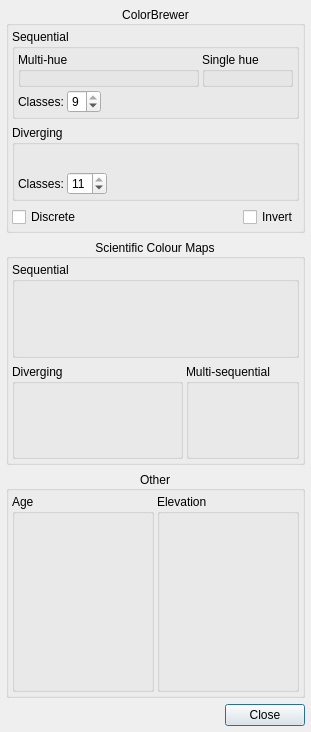
GPlates/GPlates, file src/qt-widgets/ChooseBuiltinPaletteDialogUi.ui: the form before one commit.
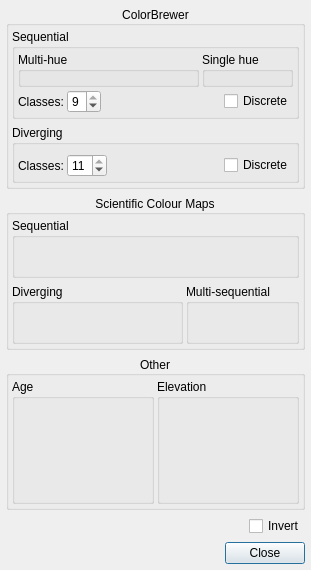
The form after the commit. Icons and pictures are not drawn.

Commit message:
All builtin palettes can be inverted (not just ColorBrewer).
Moved invert button to the bottom. And now have two discrete buttons
for ColorBrewer sequential and diverging (instead of one for both).

What changed in the file:
```diff
--- a/src/qt-widgets/ChooseBuiltinPaletteDialogUi.ui
+++ b/src/qt-widgets/ChooseBuiltinPaletteDialogUi.ui
@@ -7,7 +7,7 @@
     <x>0</x>
     <y>0</y>
     <width>311</width>
-    <height>732</height>
+    <height>570</height>
    </rect>
   </property>
   <property name="windowTitle">
@@ -228,6 +228,13 @@
              </property>
             </spacer>
            </item>
+           <item>
+            <widget class="QCheckBox" name="colorbrewer_sequential_discrete_checkbox">
+             <property name="text">
+              <string>Discrete</string>
+             </property>
+            </widget>
+           </item>
           </layout>
          </item>
         </layout>
@@ -326,45 +333,18 @@
              </property>
             </spacer>
            </item>
+           <item>
+            <widget class="QCheckBox" name="colorbrewer_diverging_discrete_checkbox">
+             <property name="text">
+              <string>Discrete</string>
+             </property>
+            </widget>
+           </item>
           </layout>
          </item>
         </layout>
        </widget>
       </item>
-      <item>
-       <layout class="QHBoxLayout" name="colorbrewer_discrete_invert_layout">
-        <property name="spacing">
-         <number>3</number>
-        </property>
-        <item>
-         <widget class="QCheckBox" name="colorbrewer_discrete_checkbox">
-          <property name="text">
-           <string>Discrete</string>
-          </property>
-         </widget>
-        </item>
-        <item>
-         <spacer name="horizontalSpacer">
-          <property name="orientation">
-           <enum>Qt::Horizontal</enum>
-          </property>
-          <property name="sizeHint" stdset="0">
-           <size>
-            <width>40</width>
-            <height>20</height>
-           </size>
-          </property>
-         </spacer>
-        </item>
-        <item>
-         <widget class="QCheckBox" name="colorbrewer_invert_checkbox">
-          <property name="text">
-           <string>Invert</string>
-          </property>
-         </widget>
-        </item>
-       </layout>
-      </item>
      </layout>
     </widget>
    </item>
@@ -631,6 +611,33 @@
      </layout>
     </widget>
    </item>
+   <item>
+    <layout class="QHBoxLayout" name="colorbrewer_invert_layout">
+     <property name="spacing">
+      <number>3</number>
+     </property>
+     <item>
+      <spacer name="horizontalSpacer">
+       <property name="orientation">
+        <enum>Qt::Horizontal</enum>
+       </property>
+       <property name="sizeHint" stdset="0">
+        <size>
+         <width>40</width>
+         <height>20</height>
+        </size>
+       </property>
+      </spacer>
+     </item>
+     <item>
+      <widget class="QCheckBox" name="invert_checkbox">
+       <property name="text">
+        <string>Invert</string>
+       </property>
+      </widget>
+     </item>
+    </layout>
+   </item>
    <item>
     <widget class="QDialogButtonBox" name="main_buttonbox">
      <property name="standardButtons">
```
The commit also changes 6 other files.
